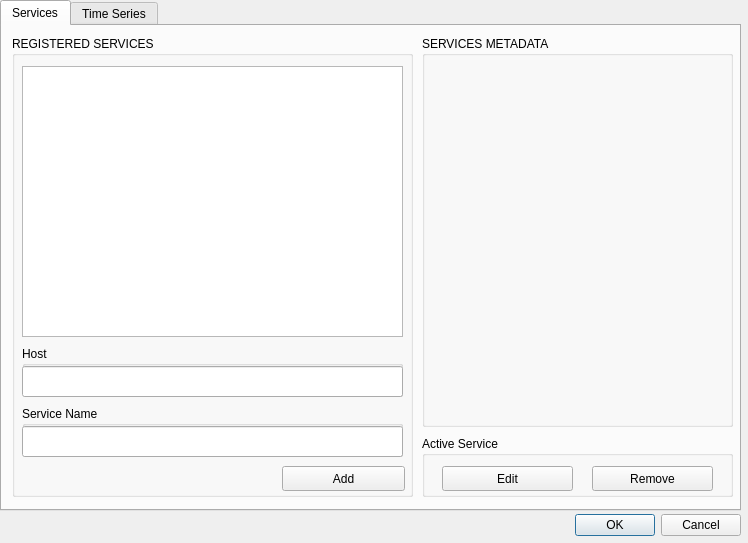
Qt form wtss_qgis_dialog_base.ui (brazil-data-cube/wtss-qgis) before a commit.
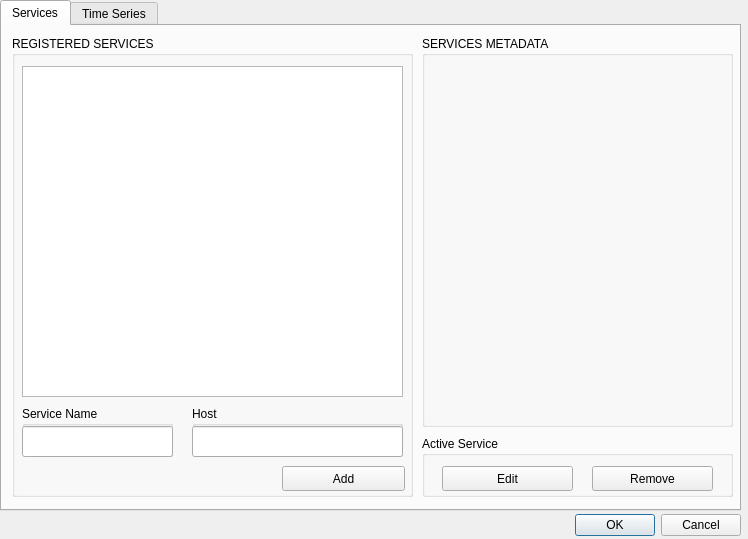
The same form after that commit. The open tabs and pages were chosen to show the change.

Commit message: [#13] Drawing user interface to save services in a JSON file

Patch:
```diff
--- a/wtss_qgis_dialog_base.ui
+++ b/wtss_qgis_dialog_base.ui
@@ -7,7 +7,7 @@
     <x>0</x>
     <y>0</y>
     <width>748</width>
-    <height>543</height>
+    <height>539</height>
    </rect>
   </property>
   <property name="windowTitle">
@@ -78,7 +78,7 @@
         <x>10</x>
         <y>30</y>
         <width>381</width>
-        <height>271</height>
+        <height>331</height>
        </rect>
       </property>
      </widget>
@@ -87,7 +87,7 @@
        <rect>
         <x>10</x>
         <y>370</y>
-        <width>381</width>
+        <width>151</width>
         <height>51</height>
        </rect>
       </property>
@@ -99,7 +99,7 @@
         <rect>
          <x>0</x>
          <y>20</y>
-         <width>381</width>
+         <width>151</width>
          <height>31</height>
         </rect>
        </property>
@@ -121,9 +121,9 @@
      <widget class="QGroupBox" name="host">
       <property name="geometry">
        <rect>
-        <x>10</x>
-        <y>310</y>
-        <width>381</width>
+        <x>180</x>
+        <y>370</y>
+        <width>211</width>
         <height>51</height>
        </rect>
       </property>
@@ -135,7 +135,7 @@
         <rect>
          <x>0</x>
          <y>20</y>
-         <width>381</width>
+         <width>211</width>
          <height>31</height>
         </rect>
        </property>
```
Left out of the diff: 2 changed lines with no effect on the pictures.
